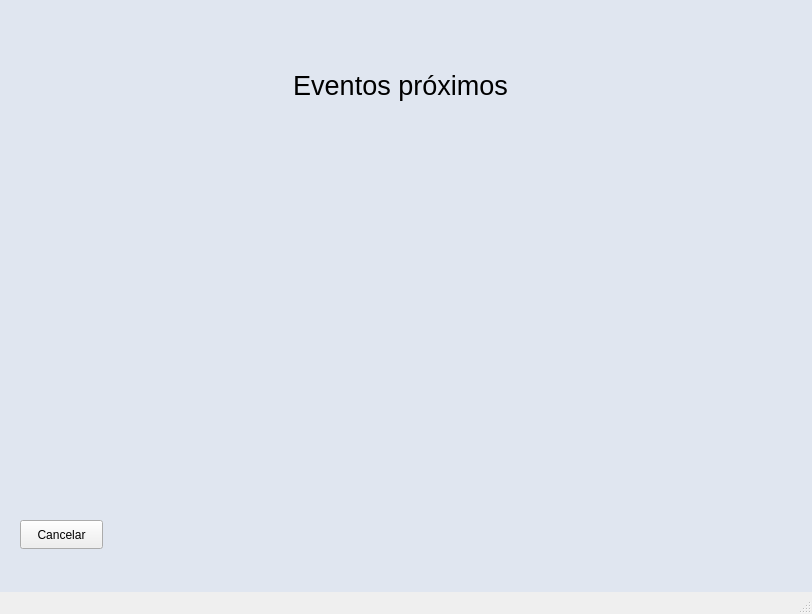
Before: the Qt Designer form Proyecto/ProyectoEventos/mainwindow.ui in ValeriaMora27/Proyecto-i2023-ie2017, drawn with Qt 5.
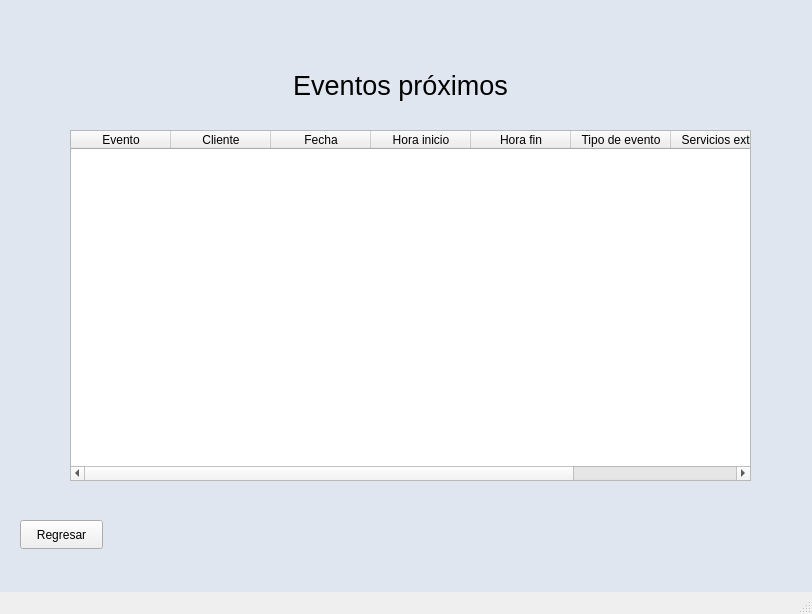
After: the same form once the commit is applied. The open tabs and pages were chosen to show the change. Icons and pictures are not drawn.

Commit message: Se implementan las clases baseDatos y Evento para manejarlos, se añaden las dependencias SQL necesarias

Diff of the .ui file:
```diff
--- a/Proyecto/ProyectoEventos/mainwindow.ui
+++ b/Proyecto/ProyectoEventos/mainwindow.ui
@@ -816,9 +816,66 @@
        </rect>
       </property>
       <property name="text">
-       <string>Cancelar</string>
+       <string>Regresar</string>
       </property>
      </widget>
+     <widget class="QTableWidget" name="tablaEventos">
+      <property name="geometry">
+       <rect>
+        <x>70</x>
+        <y>130</y>
+        <width>681</width>
+        <height>351</height>
+       </rect>
+      </property>
+      <column>
+       <property name="text">
+        <string>Evento</string>
+       </property>
+       <property name="font">
+        <font>
+         <pointsize>9</pointsize>
+         <bold>false</bold>
+         <stylestrategy>PreferDefault</stylestrategy>
+        </font>
+       </property>
+      </column>
+      <column>
+       <property name="text">
+        <string>Cliente</string>
+       </property>
+      </column>
+      <column>
+       <property name="text">
+        <string>Fecha</string>
+       </property>
+      </column>
+      <column>
+       <property name="text">
+        <string>Hora inicio</string>
+       </property>
+      </column>
+      <column>
+       <property name="text">
+        <string>Hora fin</string>
+       </property>
+      </column>
+      <column>
+       <property name="text">
+        <string>Tipo de evento</string>
+       </property>
+      </column>
+      <column>
+       <property name="text">
+        <string>Servicios extra</string>
+       </property>
+      </column>
+      <column>
+       <property name="text">
+        <string>Costo</string>
+       </property>
+      </column>
+     </widget>
     </widget>
     <widget class="QWidget" name="page05_CrearEvento">
      <widget class="QLabel" name="label_10">
```
Left out of the diff: 6 changed lines with no effect on the pictures. The commit also changes 77 other files.
